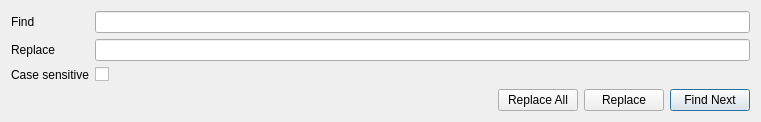
Above: finddialog.ui from engor/Jentos.Code before the change. Below: the same form after it.
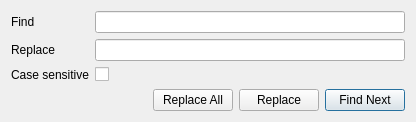
That is the form after the change.

The edit to the form file:
```diff
--- a/finddialog.ui
+++ b/finddialog.ui
@@ -6,7 +6,7 @@
    <rect>
     <x>0</x>
     <y>0</y>
-    <width>761</width>
+    <width>416</width>
     <height>122</height>
    </rect>
   </property>
```
